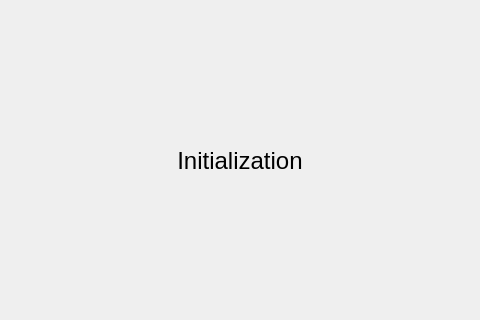
nevaeh82/arm_od, file src/ARM_OD_viewCore/arm_od_view.ui: the form before one commit; both pictures show x 160 to 640 and y 138 to 458 of the 800 by 600 pixel window.
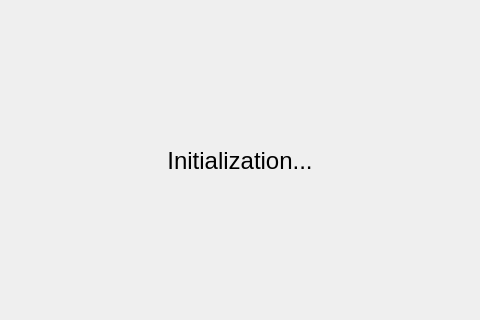
The form after the commit. The open tabs and pages were chosen to show the change.

Patch:
```diff
--- a/src/ARM_OD_viewCore/arm_od_view.ui
+++ b/src/ARM_OD_viewCore/arm_od_view.ui
@@ -46,7 +46,7 @@
            </font>
           </property>
           <property name="text">
-           <string>Initialization</string>
+           <string>Initialization...</string>
           </property>
           <property name="alignment">
            <set>Qt::AlignCenter</set>
```
Left out of the diff: 3 changed lines with no effect on the pictures.
